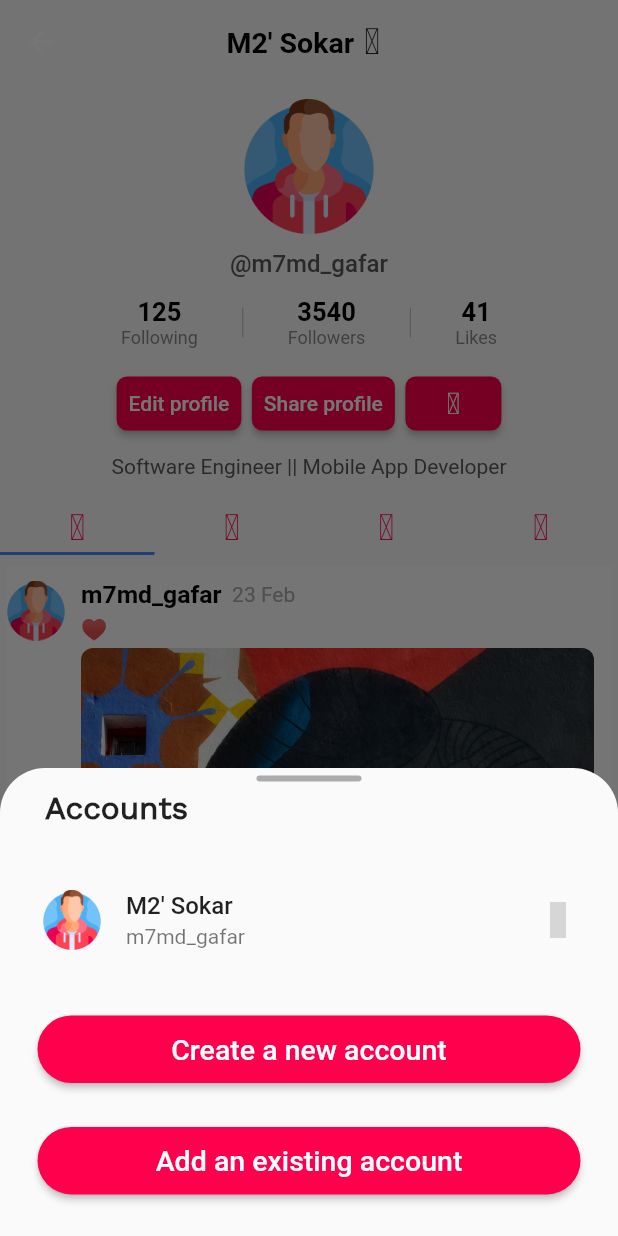
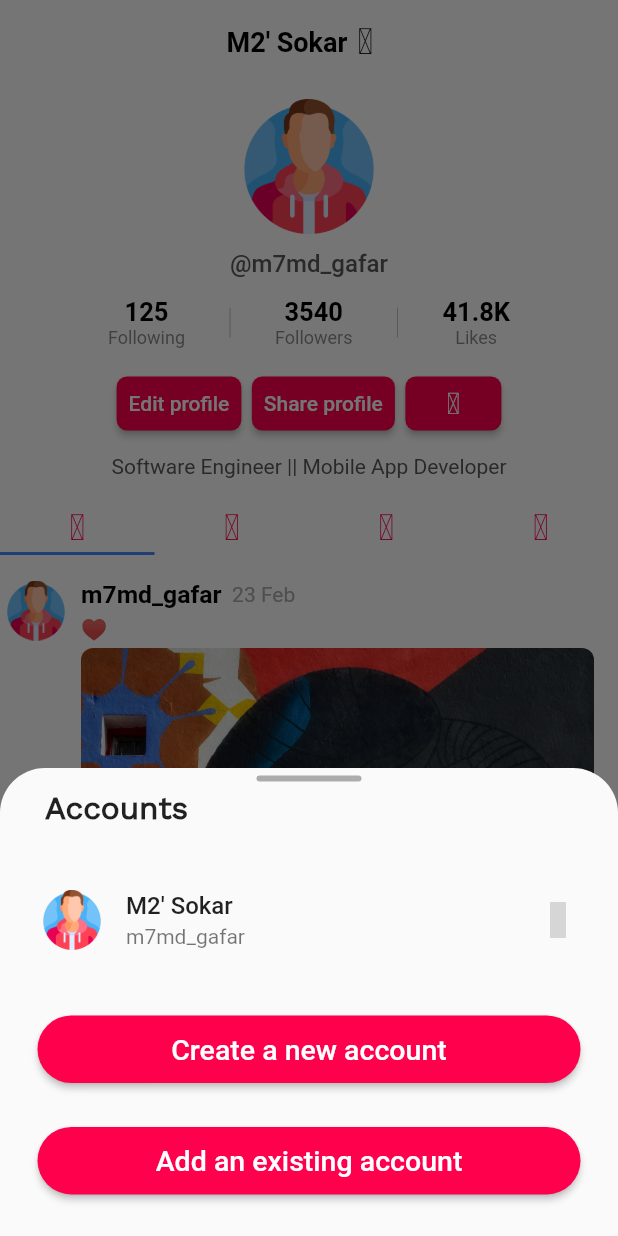
Before and after one commit to m7md-gafarr/Art-Journal-App-UI-Flutter, a Flutter app: the ProfileScreen screen opened by its route, after a tap on "M2' Sokar", on a phone screen of 412 x 824 dp. Run offline on Flutter 3.47's test engine with Material 2 defaults, Android fonts, the light colour scheme and no system bars; drawn by our look-alikes of auto_size_text; our stand-ins replace dropdown_textfield, flutter_svg, iconsax, pinput, smooth_page_indicator; grey boxes are pictures that could not be loaded.

Commit message:
Update Splash screen

```diff
--- a/lib/Widget/post.dart
+++ b/lib/Widget/post.dart
@@ -19,10 +19,7 @@ class PostWidget extends StatelessWidget {
         children: [
           CircleAvatar(
             backgroundColor: Colors.transparent,
-            child: Hero(
-              tag: "imageid",
-              child: Image.asset("assets/images/user.png"),
-            ),
+            child: Image.asset("assets/images/user.png"),
           ),
           const SizedBox(width: 10),
           Column(
@@ -56,7 +53,9 @@ class PostWidget extends StatelessWidget {
                     onTap: () {
                       Navigator.pushNamed(context, "SubPostScreen");
                     },
-                    child: Image.asset("assets/images/photo2.jpg"),
+                    child: Hero(
+                        tag: "imageid",
+                        child: Image.asset("assets/images/photo2.jpg")),
                   ),
                 ),
               ),
--- a/lib/screen/Notification.dart
+++ b/lib/screen/Notification.dart
@@ -9,6 +9,7 @@ class NotificationScreen extends StatelessWidget {
   @override
   Widget build(BuildContext context) {
     return Scaffold(
+      backgroundColor: Colors.white,
       appBar: AppBar(
         automaticallyImplyLeading: false,
         backgroundColor: Colors.transparent,
--- a/lib/screen/Profile.dart
+++ b/lib/screen/Profile.dart
@@ -29,6 +29,7 @@ class _ProfileScreenState extends State<ProfileScreen>
   @override
   Widget build(BuildContext context) {
     return Scaffold(
+      backgroundColor: Colors.white,
       appBar: AppBar(
         backgroundColor: Colors.transparent,
         elevation: 0,
@@ -42,7 +43,8 @@ class _ProfileScreenState extends State<ProfileScreen>
                 topRight: Radius.circular(30),
               )),
               context: context,
-                builder: (context) => const BottomSheetAddAcountWidget());
+              builder: (context) => const BottomSheetAddAcountWidget(),
+            );
           },
           child: const SizedBox(
             width: 110,
@@ -53,7 +55,7 @@ class _ProfileScreenState extends State<ProfileScreen>
                   style: TextStyle(
                       color: Colors.black,
                       fontWeight: FontWeight.w600,
-                      fontSize: 19),
+                      fontSize: 18),
                 ),
                 Icon(
                   Iconsax.arrow_down_1,
@@ -90,11 +92,11 @@ class _ProfileScreenState extends State<ProfileScreen>
                 Row(
                   mainAxisAlignment: MainAxisAlignment.center,
                   children: [
-                    following_ers_likes(num: 125, text: "Following"),
+                    following_ers_likes(num: "125", text: "Following"),
                     VerticalDivider_Widget(),
-                    following_ers_likes(num: 3540, text: "Followers"),
+                    following_ers_likes(num: "3540", text: "Followers"),
                     VerticalDivider_Widget(),
-                    following_ers_likes(num: 41, text: "Likes"),
+                    following_ers_likes(num: "41.8K", text: "Likes"),
                   ],
                 ),
                 const SizedBox(height: 10),
@@ -202,11 +204,11 @@ class _ProfileScreenState extends State<ProfileScreen>
     );
   }
 
-  Widget following_ers_likes({required String text, required int num}) {
+  Widget following_ers_likes({required String text, required String num}) {
     return Column(
       children: [
         Text(
-          "$num",
+          num,
           style: const TextStyle(
             color: Colors.black,
             fontWeight: FontWeight.w700,
--- a/lib/screen/SearchWidget.dart
+++ b/lib/screen/SearchWidget.dart
@@ -10,7 +10,9 @@ class SearchWidget extends StatelessWidget {
 
   @override
   Widget build(BuildContext context) {
-    return SingleChildScrollView(
+    return Scaffold(
+      backgroundColor: Colors.white,
+      body: SingleChildScrollView(
         keyboardDismissBehavior: ScrollViewKeyboardDismissBehavior.onDrag,
         physics: const BouncingScrollPhysics(),
         child: Column(
@@ -131,6 +133,7 @@ class SearchWidget extends StatelessWidget {
             ),
           ],
         ),
+      ),
     );
   }
 }
--- a/pubspec.yaml
+++ b/pubspec.yaml
@@ -42,9 +42,9 @@ dependencies:
 
 flutter_native_splash:
   color: "#FF004D"
-  image: assets/Logos/Logo.png
+  image: assets/Logos/LogoSplashScreen.png
   android_12:
-    image: assets/Logos/Logo.png
+    image: assets/Logos/LogoSplashScreen.png
     color: "#FF004D"
 
 
```
Also changed, not shown: lib/screen/Message.dart (+13 -5 lines), lib/screen/SubPost.dart (+34 -7 lines), assets/Logos/LogoSplashScreen.png (added), 28 other files. Lines whose indentation alone changed are shown as unchanged.
